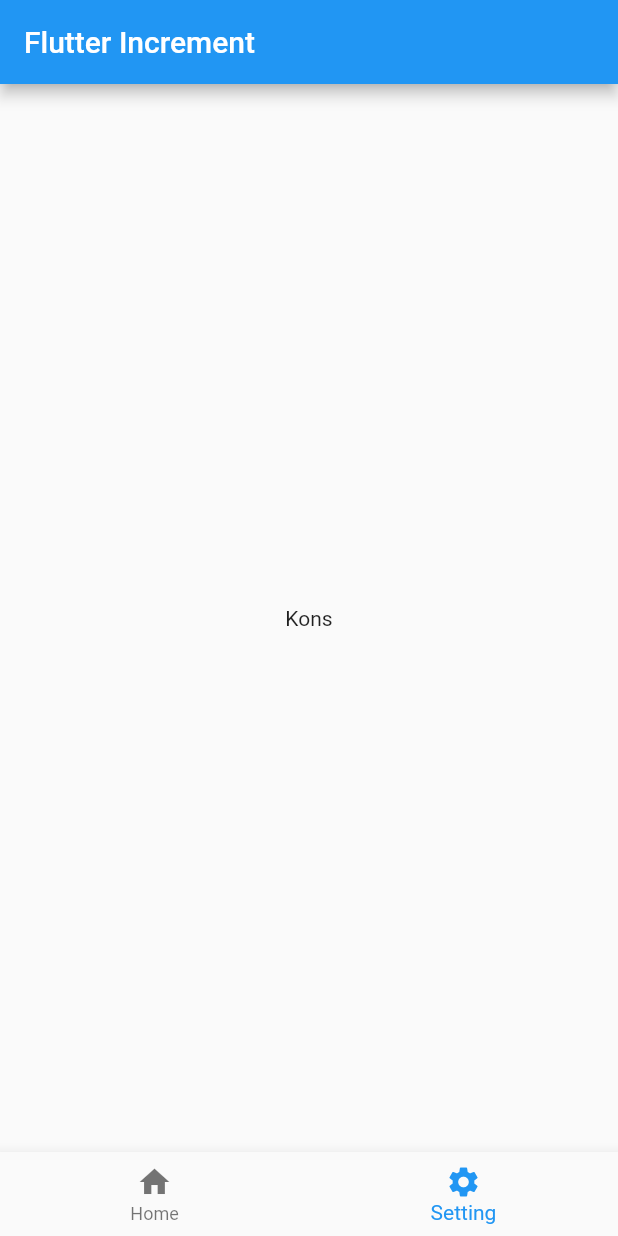
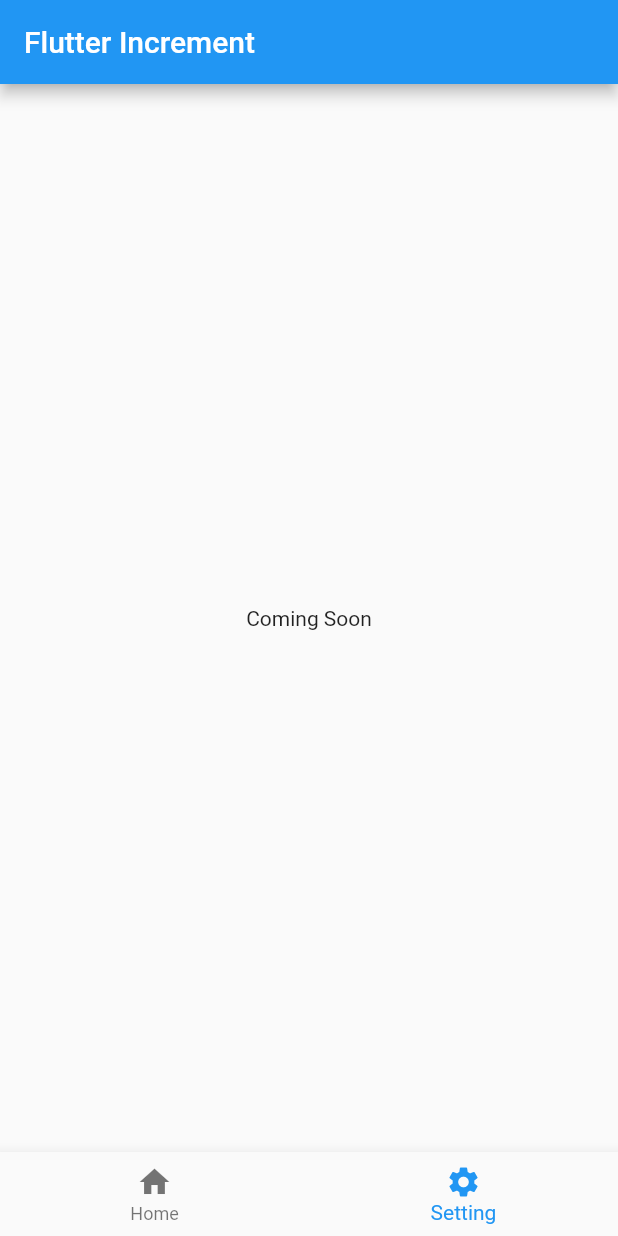
Before and after one commit to JhonatanMarikros/Increment_Flutter, a Flutter app: the screen it shows after launch, item 2 of the bottom bar chosen, on a phone screen of 412 x 824 dp. Run offline on Flutter 3.47's test engine with Material 2 defaults, Android fonts, the phone set to English and light mode, and no system bars.

Commit message:
Update setting.dart

```diff
--- a/lib/setting.dart
+++ b/lib/setting.dart
@@ -10,8 +10,15 @@ class Settings extends StatefulWidget {
 class _SettingsState extends State<Settings> {
   @override
   Widget build(BuildContext context) {
-    return Center(
-      child: Text('Kons'),
+    return MaterialApp(
+      debugShowCheckedModeBanner: false,
+      home: Scaffold(
+        body: SafeArea(
+          child: Center(
+            child: Text('Coming Soon'),
+          ),
+        ),
+      ),
     );
   }
 }
```
